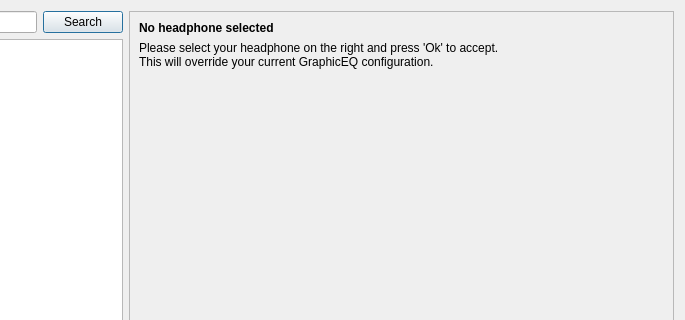
First picture: the form in src/interface/dialog/AutoEqSelector.ui, repository Audio4Linux/JDSP4Linux, before the edit; both pictures show x 251 to 936 and y 0 to 320 of the 936 by 459 pixel window.
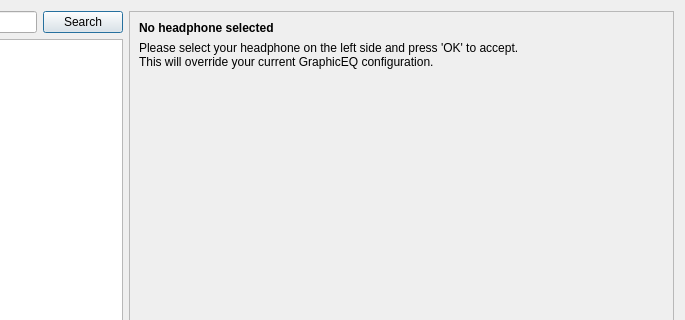
Second picture: the form after the edit.

Patch:
```diff
--- a/src/interface/dialog/AutoEqSelector.ui
+++ b/src/interface/dialog/AutoEqSelector.ui
@@ -68,7 +68,7 @@
         <item>
          <widget class="QLabel" name="group">
           <property name="text">
-           <string>Please select your headphone on the right and press 'Ok' to accept.
+           <string>Please select your headphone on the left side and press 'OK' to accept.
 This will override your current GraphicEQ configuration.</string>
           </property>
           <property name="wordWrap">
```
